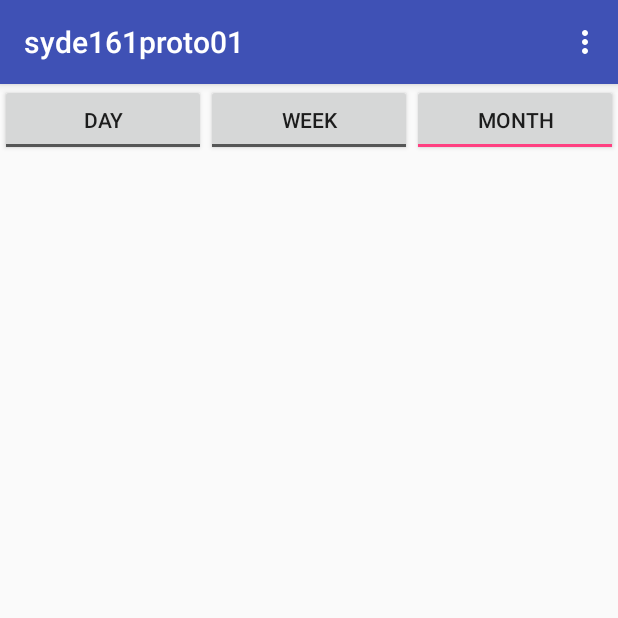
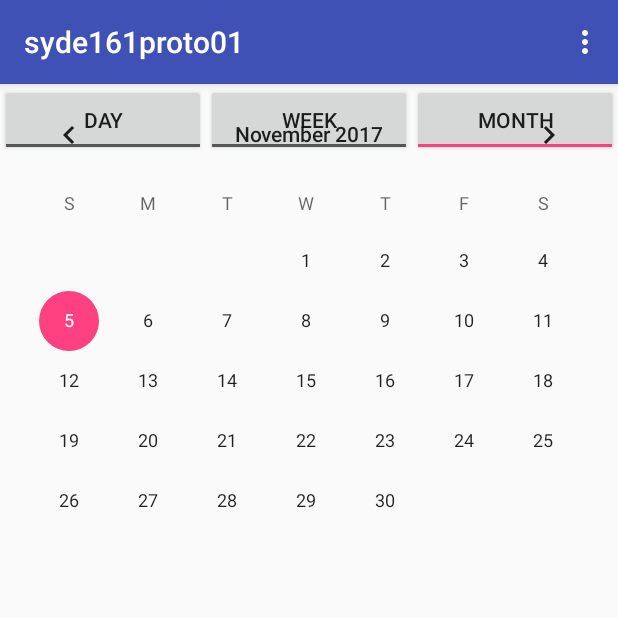
Before and after one commit to Eternali/AndroidProjects, an Android app: the screen it shows after launch (MainActivity), after a tap on "MONTH", on a phone screen of 412 x 824 dp, the top half of it. Run offline under Robolectric (Android 15) with nearby library versions, the phone set to English and light mode, and no system bars.

Commit message:
working on display fragments

```diff
--- a/syde161proto01/src/main/java/com/example/fa11en/syde161proto01/MainActivity.kt
+++ b/syde161proto01/src/main/java/com/example/fa11en/syde161proto01/MainActivity.kt
@@ -1,5 +1,7 @@
 package com.example.fa11en.syde161proto01
 
+import android.app.FragmentManager
+import android.app.FragmentTransaction
 import android.content.Intent
 import android.support.v7.app.AppCompatActivity
 import android.os.Bundle
@@ -9,6 +11,7 @@ import android.view.MenuItem
 import android.view.View
 import android.widget.RadioGroup
 import android.widget.ToggleButton
+import kotlinx.android.synthetic.main.activity_main.view.*
 
 class MainActivity : AppCompatActivity() {
 
@@ -29,6 +32,13 @@ class MainActivity : AppCompatActivity() {
     fun toggleDisplay (view: View) {
         displayGroup.clearCheck()
         displayGroup.check(view.id)
+
+        if (view.id == R.id.monthToggle) {
+            val fragTransaction: FragmentTransaction = fragmentManager.beginTransaction()
+            val monthFrag = monthFragment()
+            fragTransaction.add(R.id.displayFragContainer, monthFrag, "Month")
+            fragTransaction.commit()
+        }
     }
 
     override fun onCreate(savedInstanceState: Bundle?) {
--- /dev/null
+++ b/syde161proto01/src/main/java/com/example/fa11en/syde161proto01/monthFragment.kt
@@ -0,0 +1,17 @@
+package com.example.fa11en.syde161proto01
+
+import android.app.Fragment
+import android.os.Bundle
+import android.view.LayoutInflater
+import android.view.View
+import android.view.ViewGroup
+
+
+class monthFragment : Fragment () {
+
+    override fun onCreateView(inflater: LayoutInflater?, container: ViewGroup?, savedInstanceState: Bundle?): View {
+        val view: View = inflater.inflate(R.layout.month_fragment_layout, null)
+        return view
+    }
+
+}
--- a/syde161proto01/src/main/res/layout/activity_main.xml
+++ b/syde161proto01/src/main/res/layout/activity_main.xml
@@ -54,7 +54,12 @@
             android:onClick="toggleDisplay" />
         </RadioGroup>
 
-
+        <LinearLayout
+            android:id="@+id/displayFragContainer"
+            android:layout_width="match_parent"
+            android:layout_height="match_parent"
+            android:orientation="vertical">
+        </LinearLayout>
 
     </RelativeLayout>
 
--- /dev/null
+++ b/syde161proto01/src/main/res/layout/day_fragment_layout.xml
@@ -0,0 +1,6 @@
+<?xml version="1.0" encoding="utf-8"?>
+<LinearLayout xmlns:android="http://schemas.android.com/apk/res/android"
+    android:orientation="vertical" android:layout_width="match_parent"
+    android:layout_height="match_parent">
+
+</LinearLayout>
--- /dev/null
+++ b/syde161proto01/src/main/res/layout/month_fragment_layout.xml
@@ -0,0 +1,10 @@
+<?xml version="1.0" encoding="utf-8"?>
+<LinearLayout xmlns:android="http://schemas.android.com/apk/res/android"
+    android:orientation="vertical" android:layout_width="match_parent"
+    android:layout_height="match_parent">
+
+    <CalendarView
+        android:id="@+id/calendarView"
+        android:layout_width="match_parent"
+        android:layout_height="wrap_content" />
+</LinearLayout>
--- /dev/null
+++ b/syde161proto01/src/main/res/layout/week_fragment_layout.xml
@@ -0,0 +1,6 @@
+<?xml version="1.0" encoding="utf-8"?>
+<LinearLayout xmlns:android="http://schemas.android.com/apk/res/android"
+    android:orientation="vertical" android:layout_width="match_parent"
+    android:layout_height="match_parent">
+
+</LinearLayout>
```
